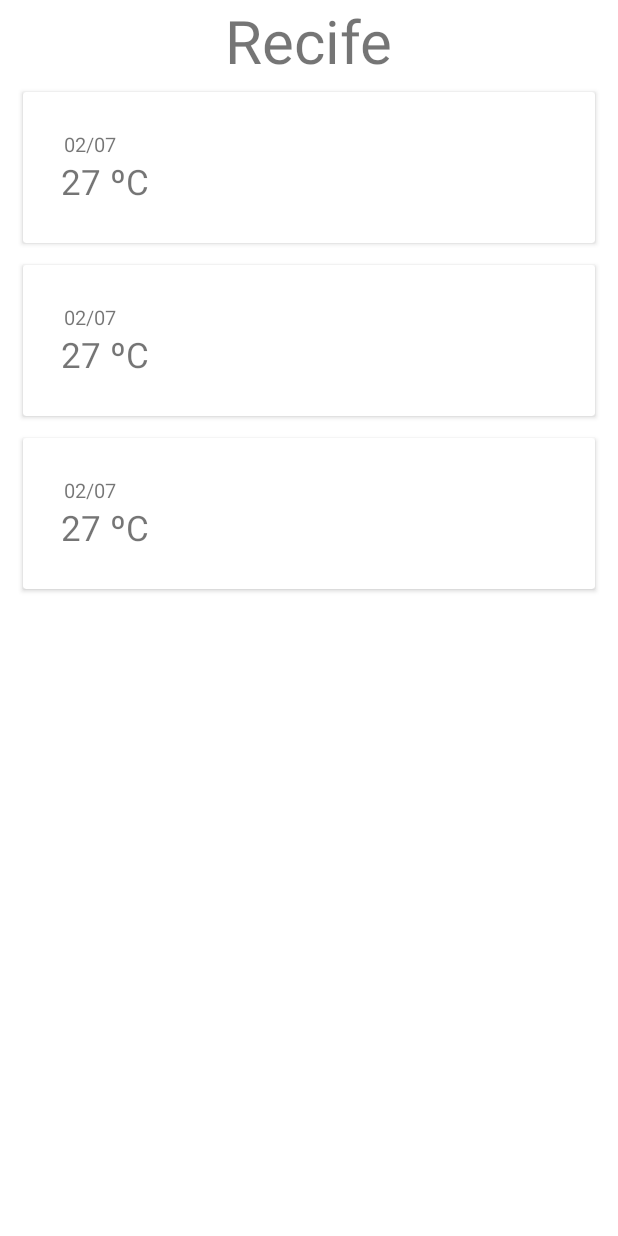
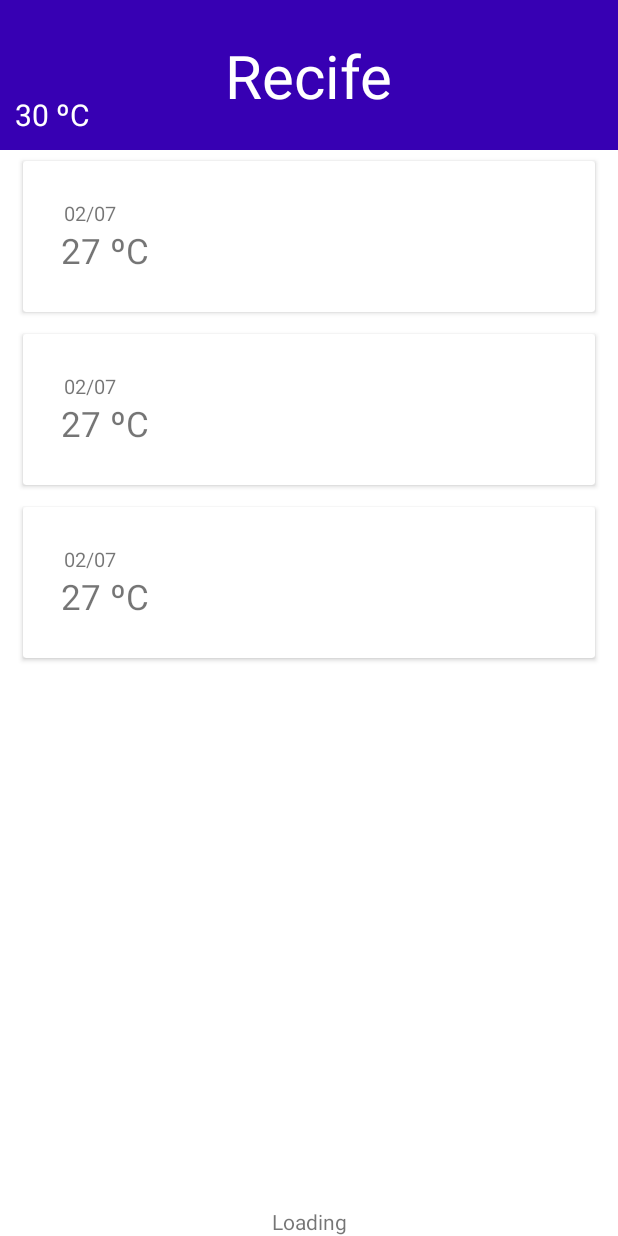
Before and after one commit to elihimas/WeatherApp, an Android app: the layout activity_main.xml on its own in the app's theme, with its tools: preview values and no code run, on a phone screen of 412 x 824 dp. Run offline under Robolectric (Android 15) with nearby library versions, the phone set to English and light mode, and no system bars.

Commit message:
Implemented displaying of city's temperature

```diff
--- /dev/null
+++ b/Android/app/src/main/java/com/elihimas/weatherapp/models/MainData.kt
@@ -0,0 +1,6 @@
+package com.elihimas.weatherapp.models
+
+import com.elihimas.weather.data.model.Forecast
+import com.elihimas.weather.data.model.Weather
+
+data class MainData(val weather: Weather, val forecast: Forecast)
--- /dev/null
+++ b/Android/app/src/main/java/com/elihimas/weatherapp/ui/viewmodels/main/ForecastWrapper.kt
@@ -0,0 +1,5 @@
+package com.elihimas.weatherapp.ui.viewmodels.main
+
+import com.elihimas.weather.data.model.Forecast
+
+class ForecastWrapper(val forecast: Forecast? = null, status: ResultStatus) : ResultWrapper(status)
--- /dev/null
+++ b/Android/app/src/main/java/com/elihimas/weatherapp/ui/viewmodels/main/ResultWrapper.kt
@@ -0,0 +1,5 @@
+package com.elihimas.weatherapp.ui.viewmodels.main
+
+enum class ResultStatus { Success, RetryError, FinalError, Loading }
+
+open class ResultWrapper(val status: ResultStatus)
--- a/Android/app/src/main/java/com/elihimas/weatherapp/ui/viewmodels/main/UiState.kt
+++ b/Android/app/src/main/java/com/elihimas/weatherapp/ui/viewmodels/main/UiState.kt
@@ -1,10 +1,10 @@
 package com.elihimas.weatherapp.ui.viewmodels.main
 
-import com.elihimas.weather.data.model.Forecast
+import com.elihimas.weatherapp.models.MainData
 
 sealed class UiState {
     object Loading : UiState()
-    data class Success(val data: Forecast) : UiState()
+    data class Success(val data: MainData) : UiState()
     object RetryError : UiState()
     object FinalError : UiState()
 }
--- /dev/null
+++ b/Android/app/src/main/java/com/elihimas/weatherapp/ui/viewmodels/main/WeatherWrapper.kt
@@ -0,0 +1,5 @@
+package com.elihimas.weatherapp.ui.viewmodels.main
+
+import com.elihimas.weather.data.model.Weather
+
+class WeatherWrapper(val weather: Weather? = null, status: ResultStatus) : ResultWrapper(status)
--- a/Android/app/src/main/res/layout/activity_main.xml
+++ b/Android/app/src/main/res/layout/activity_main.xml
@@ -16,15 +16,37 @@
         app:layout_constraintTop_toTopOf="parent"
         tools:visibility="gone" />
 
+    <View
+        android:id="@+id/cityContainer"
+        android:layout_width="match_parent"
+        android:layout_height="@dimen/city_container_height"
+        android:background="@color/purple_700"
+        app:layout_constraintEnd_toEndOf="parent"
+        app:layout_constraintStart_toStartOf="parent"
+        app:layout_constraintTop_toTopOf="parent" />
+
     <TextView
-        android:id="@+id/tvStatus"
+        android:id="@+id/tvCity"
         android:layout_width="wrap_content"
         android:layout_height="wrap_content"
+        android:textColor="@color/white"
         android:textSize="@dimen/city_text_size"
+        app:layout_constraintBottom_toBottomOf="@id/cityContainer"
         app:layout_constraintEnd_toEndOf="parent"
         app:layout_constraintStart_toStartOf="parent"
-        app:layout_constraintTop_toTopOf="parent"
+        app:layout_constraintTop_toTopOf="@id/cityContainer"
         tools:text="Recife" />
+
+    <TextView
+        android:id="@+id/tvCityTemperature"
+        style="@style/TextCityTemperature"
+        android:layout_width="wrap_content"
+        android:layout_height="wrap_content"
+        android:textColor="@color/white"
+        android:textSize="@dimen/temperature_text_size"
+        app:layout_constraintBottom_toBottomOf="@id/cityContainer"
+        app:layout_constraintStart_toStartOf="parent"
+        tools:text="30 ºC" />
 
     <androidx.recyclerview.widget.RecyclerView
         android:id="@+id/itemsRecycler"
@@ -34,6 +56,15 @@
         app:layout_constraintBottom_toBottomOf="parent"
         app:layout_constraintEnd_toEndOf="parent"
         app:layout_constraintStart_toStartOf="parent"
-        app:layout_constraintTop_toBottomOf="@id/tvStatus"
+        app:layout_constraintTop_toBottomOf="@id/cityContainer"
         tools:listitem="@layout/row_forecast_item" />
+
+    <TextView
+        android:id="@+id/tvStatus"
+        android:layout_width="wrap_content"
+        android:layout_height="wrap_content"
+        app:layout_constraintBottom_toBottomOf="parent"
+        app:layout_constraintEnd_toEndOf="parent"
+        app:layout_constraintStart_toStartOf="parent"
+        tools:text="Loading" />
 </androidx.constraintlayout.widget.ConstraintLayout>
--- a/Android/app/src/main/res/values/dimens.xml
+++ b/Android/app/src/main/res/values/dimens.xml
@@ -1,10 +1,14 @@
 <?xml version="1.0" encoding="utf-8"?>
 <resources>
     <dimen name="splash_title_text_size">40sp</dimen>
+
     <dimen name="forecast_item_padding">25dp</dimen>
+
     <dimen name="city_text_size">40sp</dimen>
+    <dimen name="city_container_height">100dp</dimen>
 
     <dimen name="forecast_item_day_size">13sp</dimen>
     <dimen name="forecast_item_temperature_size">23sp</dimen>
     <dimen name="small_padding">2dp</dimen>
+    <dimen name="temperature_text_size">20sp</dimen>
 </resources>
--- a/Android/app/src/main/res/values/strings.xml
+++ b/Android/app/src/main/res/values/strings.xml
@@ -3,7 +3,8 @@
 
     <string name="row_item_temperature">%.2f ºC</string>
 
-    <string name="load_forecast_success">Data loaded successfuly</string>
+    <string name="load_forecast_success">Data loaded successfully</string>
+    <string name="load_forecast_loading">Loading</string>
     <string name="load_forecast_final_error">Error loading forecast :(</string>
-    <string name="load_forecast_retry_error">Error - tentando novamente</string>
+    <string name="load_forecast_retry_error">Error - try again</string>
 </resources>
--- a/Android/app/src/main/res/values/themes.xml
+++ b/Android/app/src/main/res/values/themes.xml
@@ -6,4 +6,10 @@
         <item name="colorPrimaryDark">@color/colorPrimaryDark</item>
         <item name="colorAccent">@color/colorAccent</item>
     </style>
+
+    <style name="TextCityTemperature">
+        <item name="android:textSize">20sp</item>
+        <item name="android:layout_marginStart">10dp</item>
+        <item name="android:layout_marginBottom">10dp</item>
+    </style>
 </resources>
--- /dev/null
+++ b/Android/data/src/main/java/com/elihimas/weather/data/model/Weather.kt
@@ -0,0 +1,3 @@
+package com.elihimas.weather.data.model
+
+data class Weather(val city: String, val temperature: Double)
--- a/Android/data/src/main/java/com/elihimas/weather/data/repository/WeatherRepository.kt
+++ b/Android/data/src/main/java/com/elihimas/weather/data/repository/WeatherRepository.kt
@@ -1,8 +1,10 @@
 package com.elihimas.weather.data.repository
 
 import com.elihimas.weather.data.model.Forecast
+import com.elihimas.weather.data.model.Weather
 import kotlinx.coroutines.flow.Flow
 
 interface WeatherRepository {
+    fun loadWeather(): Flow<Weather>
     fun loadForecast(): Flow<Forecast>
 }
```
Also changed, not shown: Android/app/src/main/java/com/elihimas/weatherapp/ui/activities/MainActivity.kt (+15 -7 lines), Android/app/src/main/java/com/elihimas/weatherapp/ui/viewmodels/main/MainViewModel.kt (+57 -35 lines), Android/app/src/main/java/com/elihimas/weatherapp/util/Extensions.kt (+26 -5 lines), Android/data/src/main/java/com/elihimas/weather/data/repository/WeatherRepositoryImpl.kt (+10 -0 lines), 1 other file.
